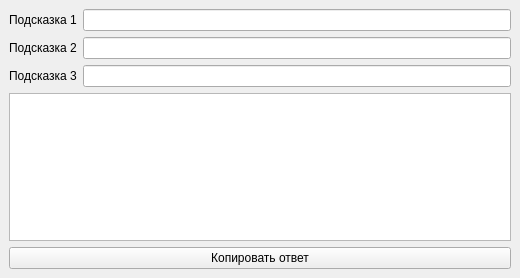
grigvlwork/pool_may_2024, file mainwindow.ui: the form before one commit.
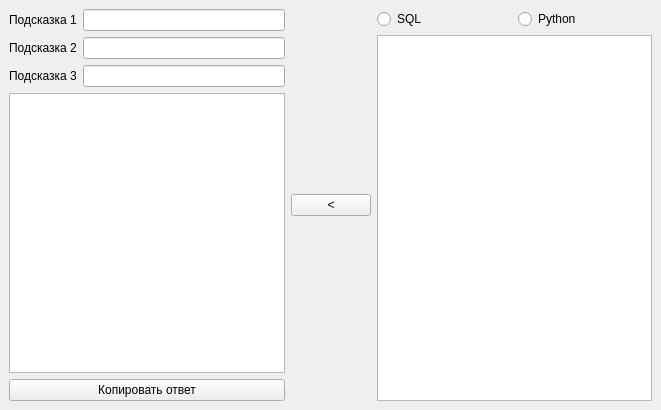
The form after the commit.

```diff
--- a/mainwindow.ui
+++ b/mainwindow.ui
@@ -6,14 +6,16 @@
    <rect>
     <x>0</x>
     <y>0</y>
-    <width>520</width>
-    <height>278</height>
+    <width>661</width>
+    <height>410</height>
    </rect>
   </property>
   <property name="windowTitle">
    <string>Пул май 2024</string>
   </property>
   <widget class="QWidget" name="centralwidget">
+   <layout class="QHBoxLayout" name="horizontalLayout_5">
+    <item>
    <layout class="QVBoxLayout" name="verticalLayout">
     <item>
      <layout class="QHBoxLayout" name="horizontalLayout">
@@ -66,6 +68,40 @@
        <string>Копировать ответ</string>
       </property>
      </widget>
+      </item>
+     </layout>
+    </item>
+    <item>
+     <widget class="QPushButton" name="copy_hint">
+      <property name="text">
+       <string>&lt;</string>
+      </property>
+     </widget>
+    </item>
+    <item>
+     <layout class="QVBoxLayout" name="verticalLayout_2">
+      <item>
+       <layout class="QHBoxLayout" name="horizontalLayout_4">
+        <item>
+         <widget class="QRadioButton" name="sql_env_rb">
+          <property name="text">
+           <string>SQL</string>
+          </property>
+         </widget>
+        </item>
+        <item>
+         <widget class="QRadioButton" name="python_env_rb">
+          <property name="text">
+           <string>Python</string>
+          </property>
+         </widget>
+        </item>
+       </layout>
+      </item>
+      <item>
+       <widget class="QTableView" name="hints_tv"/>
+      </item>
+     </layout>
     </item>
    </layout>
   </widget>
```
Lines whose indentation alone changed are shown as unchanged.
